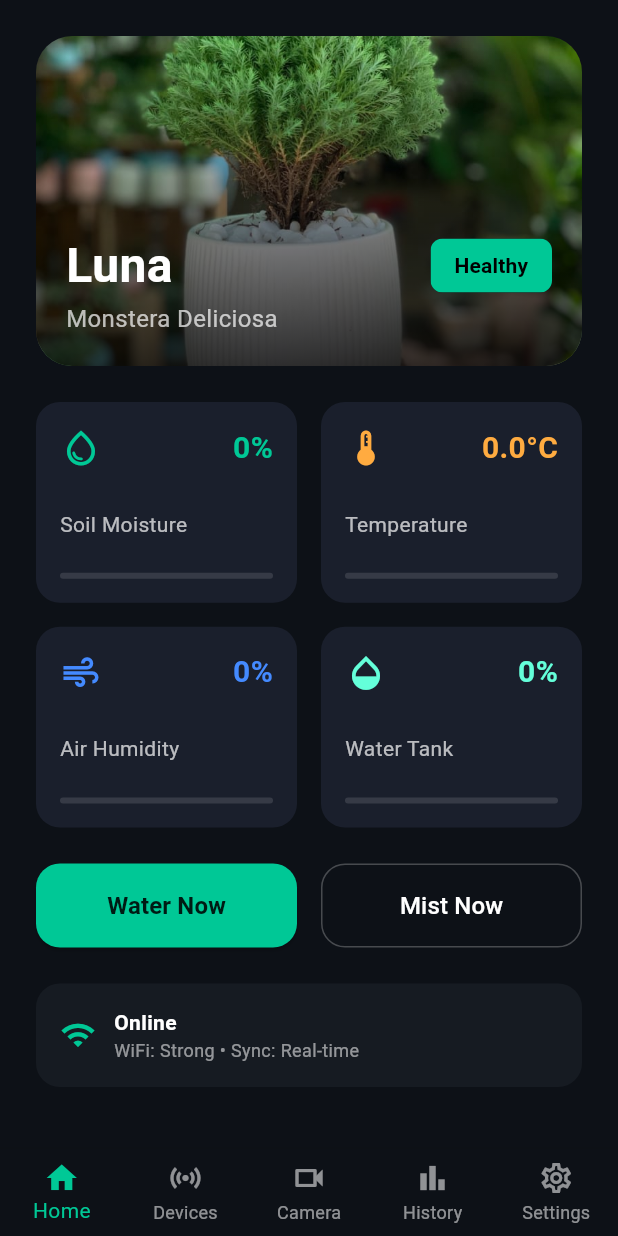
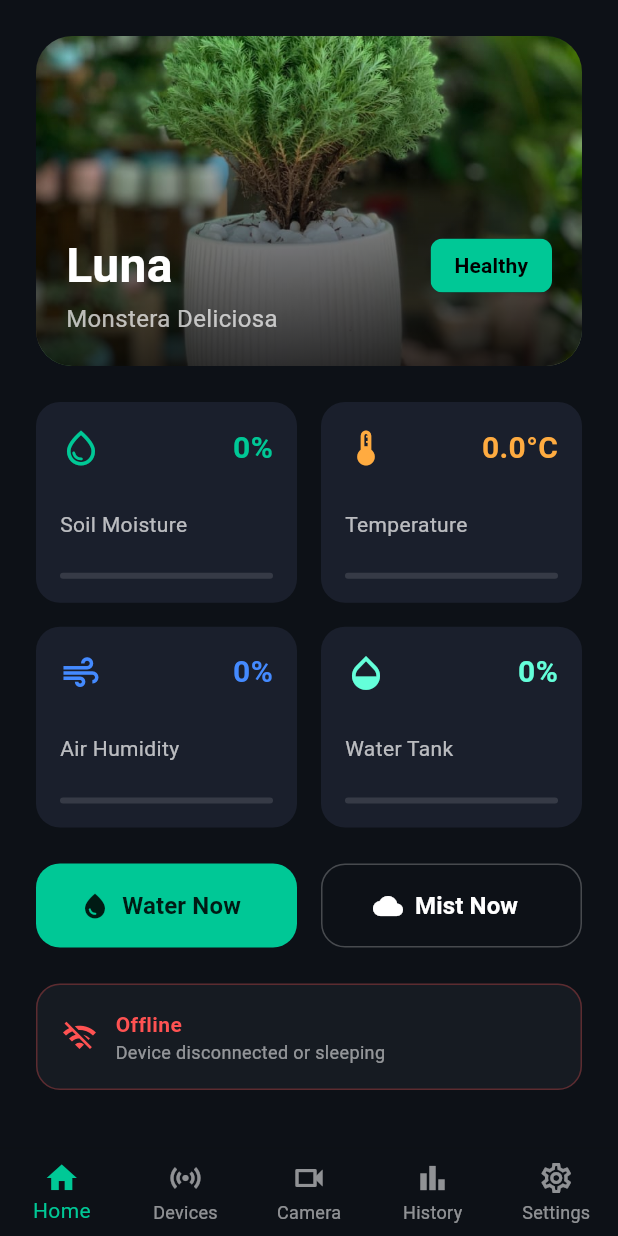
Before and after one commit to vien105200318/Smart-pot, a Flutter app: the HomeScreen screen opened by its route, on a phone screen of 412 x 824 dp. Run offline on Flutter 3.47's test engine with Material 3 defaults, Android fonts, the phone set to English and light mode, and no system bars; our stand-ins replace cloud_firestore, firebase_auth, firebase_core, fl_chart, flutter_riverpod, go_router; accounts and stored records are empty.

Commit message:
fix: hoàn thiện UI Home và tích hợp logic điều khiển Firebase

```diff
--- a/lib/features/dashboard/home_screen.dart
+++ b/lib/features/dashboard/home_screen.dart
@@ -25,6 +25,7 @@ class _HomeScreenState extends ConsumerState<HomeScreen> {
     final dashboardTab = SafeArea(
       child: SingleChildScrollView(
         padding: const EdgeInsets.all(24.0),
+        physics: const BouncingScrollPhysics(),
         child: Column(
           crossAxisAlignment: CrossAxisAlignment.start,
           children: [
@@ -78,12 +79,19 @@ class _HomeScreenState extends ConsumerState<HomeScreen> {
                 child: Text('Lỗi kết nối: $error', style: const TextStyle(color: Colors.redAccent)),
               ),
               data: (sensorData) {
+                // Đọc thông số cảm biến
                 final moisture = (sensorData['moisture'] as num?)?.toDouble() ?? 0.0;
                 final temperature = (sensorData['temperature'] as num?)?.toDouble() ?? 0.0;
                 final humidity = (sensorData['humidity'] as num?)?.toDouble() ?? 0.0;
                 final waterLevel = (sensorData['waterLevel'] as num?)?.toDouble() ?? 0.0;
 
-                return GridView.count(
+                final bool isWatering = sensorData['pumpStatus'] ?? false;
+                final bool isMisting = sensorData['mistStatus'] ?? false;
+                final bool isOnline = sensorData['isOnline'] ?? false;
+
+                return Column(
+                  children: [
+                    GridView.count(
                       crossAxisCount: 2,
                       shrinkWrap: true,
                       physics: const NeverScrollableScrollPhysics(),
@@ -96,8 +104,6 @@ class _HomeScreenState extends ConsumerState<HomeScreen> {
                         MetricCard(title: 'Air Humidity', value: '${humidity.toStringAsFixed(0)}%', icon: Icons.air_outlined, color: Colors.blueAccent, progress: humidity / 100.0),
                         MetricCard(title: 'Water Tank', value: '${waterLevel.toStringAsFixed(0)}%', icon: Icons.opacity, color: Colors.tealAccent, progress: waterLevel / 100.0),
                       ],
-                );
-              },
                     ),
                     const SizedBox(height: 24),
 
@@ -106,10 +112,29 @@ class _HomeScreenState extends ConsumerState<HomeScreen> {
                         Expanded(
                           child: SizedBox(
                             height: 56,
-                    child: ElevatedButton(
-                      onPressed: () {},
-                      style: ElevatedButton.styleFrom(backgroundColor: const Color(0xFF00C896), foregroundColor: Colors.black87, shape: RoundedRectangleBorder(borderRadius: BorderRadius.circular(16))),
-                      child: const Text('Water Now', style: TextStyle(fontWeight: FontWeight.bold, fontSize: 16)),
+                            child: ElevatedButton.icon(
+                              onPressed: () async {
+                                try {
+                                  await ref.read(sensorRepositoryProvider).triggerWaterPump(!isWatering);
+                                } catch (e) {
+                                  if (context.mounted) {
+                                    ScaffoldMessenger.of(context).showSnackBar(const SnackBar(content: Text('Lỗi đồng bộ!'), backgroundColor: Colors.redAccent));
+                                  }
+                                }
+                              },
+                              icon: isWatering
+                                  ? const SizedBox(width: 18, height: 18, child: CircularProgressIndicator(color: Colors.white, strokeWidth: 2))
+                                  : const Icon(Icons.water_drop, size: 20),
+                              label: Text(
+                                isWatering ? 'Watering...' : 'Water Now',
+                                style: const TextStyle(fontWeight: FontWeight.bold, fontSize: 16),
+                              ),
+                              style: ElevatedButton.styleFrom(
+                                backgroundColor: isWatering ? Colors.blueAccent : const Color(0xFF00C896),
+                                foregroundColor: isWatering ? Colors.white : Colors.black87,
+                                shape: RoundedRectangleBorder(borderRadius: BorderRadius.circular(16)),
+                                elevation: isWatering ? 8 : 0,
+                              ),
                             ),
                           ),
                         ),
@@ -117,10 +142,30 @@ class _HomeScreenState extends ConsumerState<HomeScreen> {
                         Expanded(
                           child: SizedBox(
                             height: 56,
-                    child: OutlinedButton(
-                      onPressed: () {},
-                      style: OutlinedButton.styleFrom(side: const BorderSide(color: Colors.white24), foregroundColor: Colors.white, shape: RoundedRectangleBorder(borderRadius: BorderRadius.circular(16))),
-                      child: const Text('Mist Now', style: TextStyle(fontSize: 16)),
+                            child: ElevatedButton.icon(
+                              onPressed: () async {
+                                try {
+                                  await ref.read(sensorRepositoryProvider).triggerMister(!isMisting);
+                                } catch (e) {
+                                  if (context.mounted) {
+                                    ScaffoldMessenger.of(context).showSnackBar(const SnackBar(content: Text('Lỗi đồng bộ!'), backgroundColor: Colors.redAccent));
+                                  }
+                                }
+                              },
+                              icon: isMisting
+                                  ? const SizedBox(width: 18, height: 18, child: CircularProgressIndicator(color: Colors.white, strokeWidth: 2))
+                                  : const Icon(Icons.cloud, size: 20),
+                              label: Text(
+                                isMisting ? 'Misting...' : 'Mist Now',
+                                style: const TextStyle(fontWeight: FontWeight.bold, fontSize: 16),
+                              ),
+                              style: ElevatedButton.styleFrom(
+                                backgroundColor: isMisting ? Colors.purpleAccent : Colors.transparent,
+                                foregroundColor: Colors.white,
+                                side: BorderSide(color: isMisting ? Colors.purpleAccent : Colors.white24),
+                                shape: RoundedRectangleBorder(borderRadius: BorderRadius.circular(16)),
+                                elevation: 0,
+                              ),
                             ),
                           ),
                         ),
@@ -130,20 +175,44 @@ class _HomeScreenState extends ConsumerState<HomeScreen> {
 
                     Container(
                       padding: const EdgeInsets.all(16),
-              decoration: BoxDecoration(color: const Color(0xFF161B22), borderRadius: BorderRadius.circular(16)),
-              child: const Row(
+                      decoration: BoxDecoration(
+                        color: const Color(0xFF161B22),
+                        borderRadius: BorderRadius.circular(16),
+                        border: Border.all(
+                          color: isOnline
+                              ? const Color(0xFF00C896).withOpacity(0.3)
+                              : Colors.redAccent.withOpacity(0.3)
+                        ),
+                      ),
+                      child: Row(
                         children: [
-                  Icon(Icons.wifi, color: Color(0xFF00C896)),
-                  SizedBox(width: 12),
+                          Icon(
+                            isOnline ? Icons.wifi : Icons.wifi_off,
+                            color: isOnline ? const Color(0xFF00C896) : Colors.redAccent
+                          ),
+                          const SizedBox(width: 12),
                           Column(
                             crossAxisAlignment: CrossAxisAlignment.start,
                             children: [
-                      Text('Online', style: TextStyle(fontWeight: FontWeight.bold, color: Colors.white)),
-                      Text('WiFi: Strong • Sync: Real-time', style: TextStyle(color: Colors.white54, fontSize: 12)),
+                              Text(
+                                isOnline ? 'Online' : 'Offline',
+                                style: TextStyle(
+                                  fontWeight: FontWeight.bold,
+                                  color: isOnline ? const Color(0xFF00C896) : Colors.redAccent
+                                )
+                              ),
+                              Text(
+                                isOnline ? 'WiFi: Connected • Sync: Real-time' : 'Device disconnected or sleeping',
+                                style: const TextStyle(color: Colors.white54, fontSize: 12)
+                              ),
                             ],
                           ),
                         ],
                       ),
+                    ),
+                  ],
+                );
+              },
             ),
           ],
         ),
```
Also changed, not shown: lib/features/dashboard/repositories/sensor_repository.dart (+23 -0 lines). Lines whose indentation alone changed are shown as unchanged.
